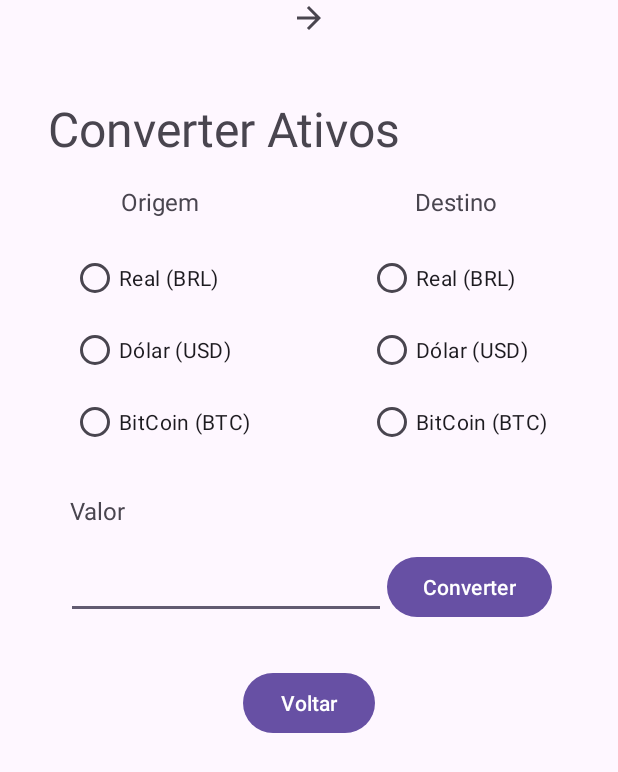
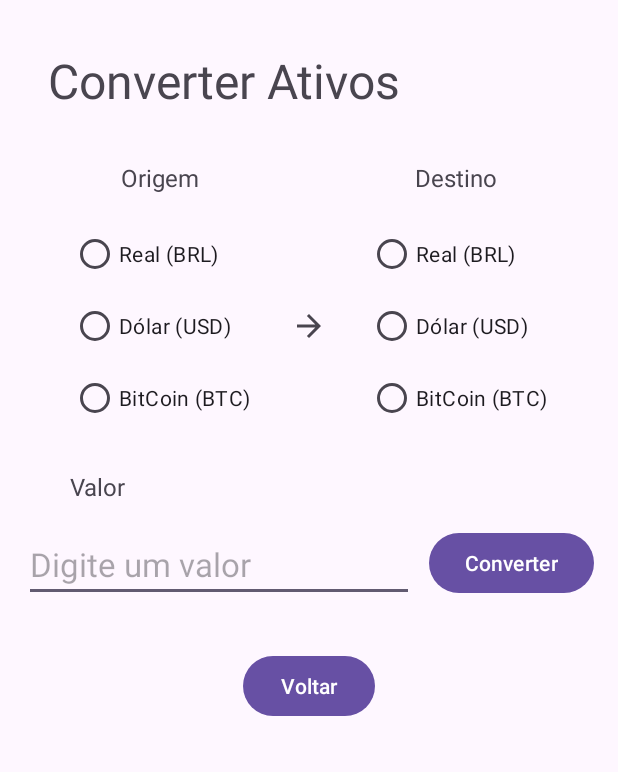
Before and after one commit to Salgado2004/mobile_UFPR_trabalho_3, an Android app: the ConvertActivity screen opened directly, with no data from a screen before it, on a phone screen of 412 x 824 dp. Shown: the top 772 px of the screen. Run offline under Robolectric (Android 15) with nearby library versions, the phone set to English and light mode, and no system bars.

```diff
--- a/app/src/main/res/layout/activity_convert.xml
+++ b/app/src/main/res/layout/activity_convert.xml
@@ -12,7 +12,7 @@
         android:layout_width="wrap_content"
         android:layout_height="wrap_content"
         android:layout_marginStart="32dp"
-        android:layout_marginTop="64dp"
+        android:layout_marginTop="32dp"
         android:text="Converter Ativos"
         android:textSize="32sp"
         app:layout_constraintStart_toStartOf="parent"
@@ -80,7 +80,7 @@
         android:id="@+id/textView5"
         android:layout_width="wrap_content"
         android:layout_height="wrap_content"
-        android:layout_marginTop="16dp"
+        android:layout_marginTop="32dp"
         android:layout_marginEnd="32dp"
         android:text="Origem"
         android:textSize="16sp"
@@ -106,7 +106,7 @@
         android:layout_width="wrap_content"
         android:layout_height="wrap_content"
         android:layout_marginStart="32dp"
-        android:layout_marginTop="16dp"
+        android:layout_marginTop="32dp"
         android:text="Destino"
         android:textSize="16sp"
         app:layout_constraintEnd_toEndOf="parent"
@@ -119,18 +119,19 @@
         android:layout_height="wrap_content"
         android:layout_marginStart="27dp"
         android:rotationY="180"
+        app:layout_constraintBottom_toBottomOf="@+id/radioGroup"
         app:layout_constraintEnd_toStartOf="@+id/radioGroup"
         app:layout_constraintHorizontal_bias="0.0"
         app:layout_constraintStart_toEndOf="@+id/radioGroup2"
-        app:srcCompat="?attr/actionModeCloseDrawable"
-        tools:layout_editor_absoluteY="221dp" />
+        app:layout_constraintTop_toTopOf="@+id/radioGroup2"
+        app:srcCompat="?attr/actionModeCloseDrawable" />
 
     <Button
         android:id="@+id/buttonConvert"
         android:layout_width="wrap_content"
         android:layout_height="wrap_content"
         android:layout_marginTop="16dp"
-        android:layout_marginEnd="44dp"
+        android:layout_marginEnd="16dp"
         android:text="Converter"
         app:layout_constraintEnd_toEndOf="parent"
         app:layout_constraintHorizontal_bias="1.0"
@@ -141,10 +142,12 @@
         android:id="@+id/inputValue"
         android:layout_width="wrap_content"
         android:layout_height="wrap_content"
-        android:layout_marginStart="44dp"
+        android:layout_marginStart="16dp"
         android:layout_marginTop="16dp"
         android:ems="10"
+        android:hint="Digite um valor"
         android:inputType="numberDecimal"
+        android:textSize="22sp"
         app:layout_constraintStart_toStartOf="parent"
         app:layout_constraintTop_toBottomOf="@+id/textView9" />
 
@@ -155,8 +158,9 @@
         android:layout_height="wrap_content"
         android:layout_marginTop="32dp"
         android:visibility="visible"
-        app:layout_constraintTop_toBottomOf="@+id/inputValue"
-        tools:layout_editor_absoluteX="181dp" />
+        app:layout_constraintEnd_toEndOf="parent"
+        app:layout_constraintStart_toStartOf="parent"
+        app:layout_constraintTop_toBottomOf="@+id/inputValue" />
 
     <TextView
         android:id="@+id/responseText"
```
